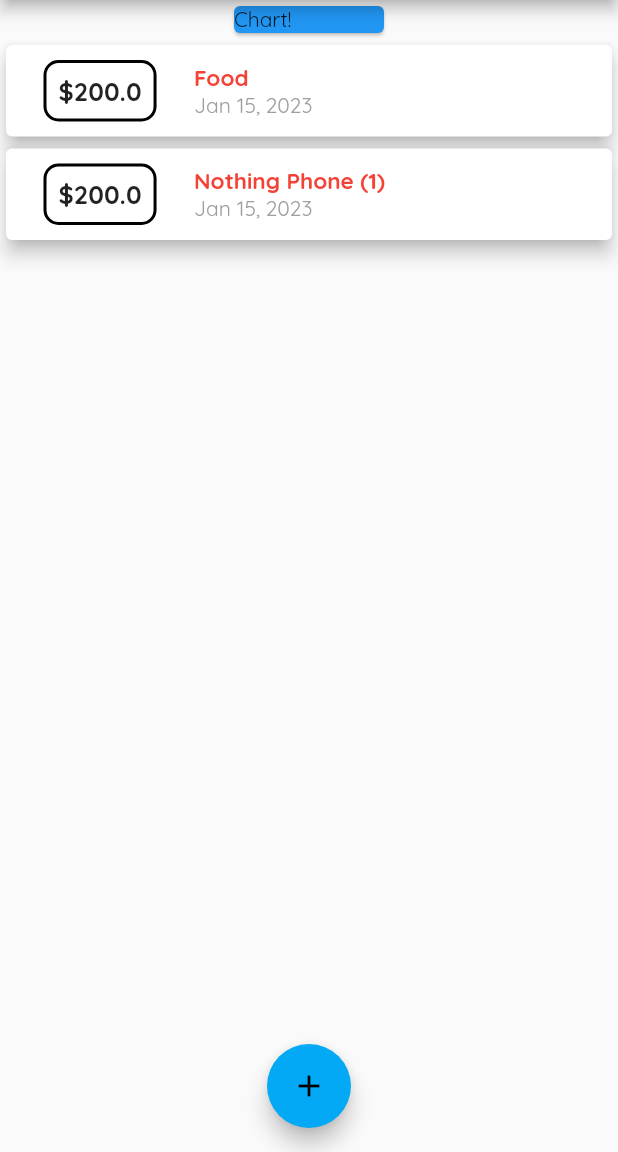
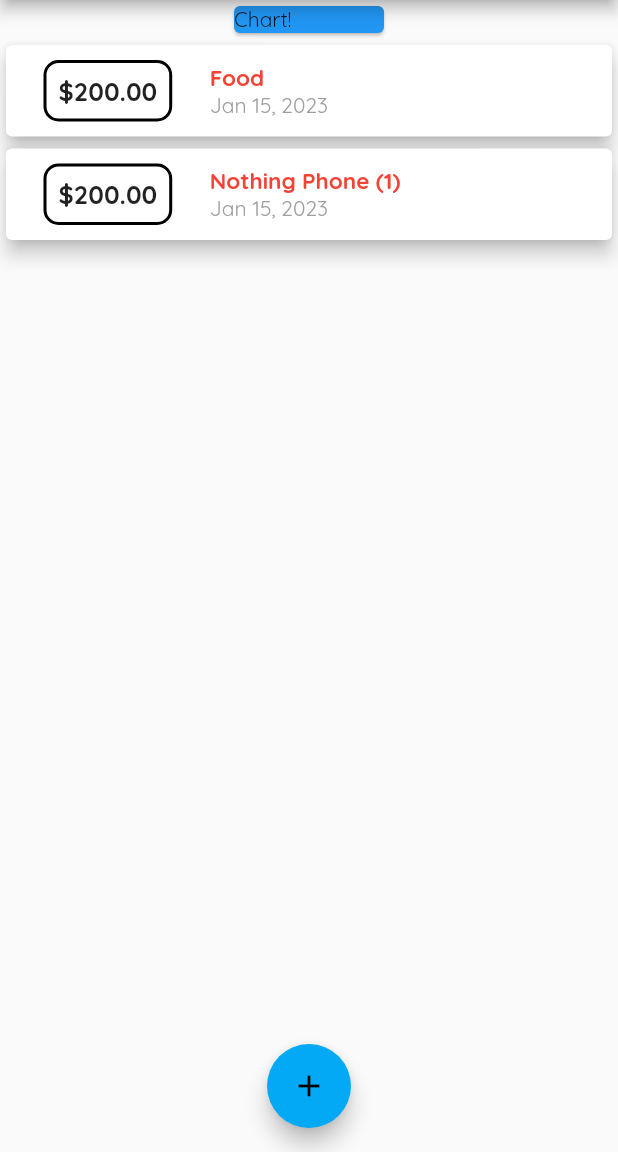
Before and after one commit to pranjalchaplot/flutter_expense_tracker, a Flutter app: the screen it shows after launch, on a phone screen of 412 x 824 dp, the part 84-1236 px from its top. Run offline on Flutter 3.47's test engine with Material 2 defaults, Android fonts, the phone set to English and light mode, and no system bars.

```diff
--- a/lib/widgets/transaction_card.dart
+++ b/lib/widgets/transaction_card.dart
@@ -24,7 +24,7 @@ class TransactionCard extends StatelessWidget {
                   ),
                   borderRadius: BorderRadius.circular(10)),
               child: Text(
-                '\$${transaction.amount}',
+                '\$${transaction.amount.toStringAsFixed(2)}',
                 style: const TextStyle(
                   fontWeight: FontWeight.bold,
                   fontSize: 17,
--- a/lib/widgets/transaction_list.dart
+++ b/lib/widgets/transaction_list.dart
@@ -8,7 +8,7 @@ class TransactionList extends StatelessWidget {
 
   @override
   Widget build(BuildContext context) {
-    return Container(
+    return SizedBox(
       height: 450,
       child: ListView.builder(
         itemBuilder: ((context, index) =>
```
Also changed, not shown: lib/widgets/new_transactions.dart (+12 -4 lines).
